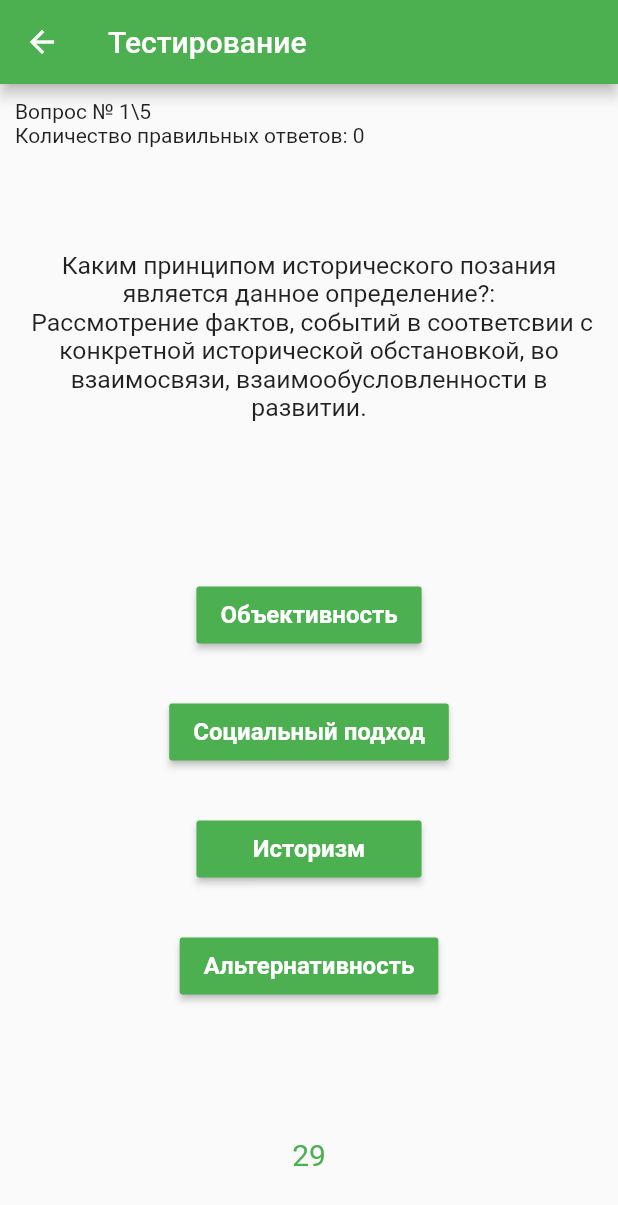
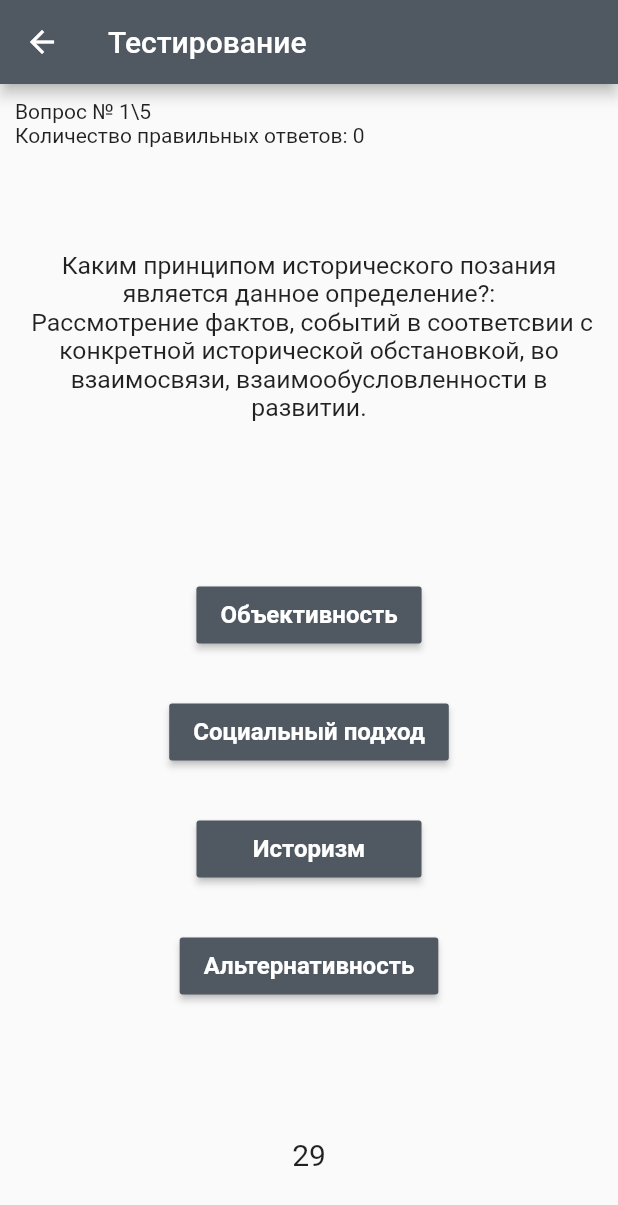
Before and after one commit to boorsoft/history-book, a Flutter app: the Quiz screen opened by its route, on a phone screen of 412 x 824 dp. Shown: the top 1205 px of the screen. Run offline on Flutter 3.47's test engine with Material 2 defaults, Android fonts, the phone set to English and light mode, and no system bars; our stand-ins replace flutter_html; Roboto replaces fonts that are missing (Blogger, San Francisco).

Commit message:
new colors

```diff
--- a/lib/app.dart
+++ b/lib/app.dart
@@ -37,7 +37,7 @@ class App extends StatelessWidget {
       debugShowCheckedModeBanner: false,
       home: SplashScreen(),
       theme: ThemeData(
-        primaryColor: Colors.green,
+        primaryColor: Color.fromRGBO(80, 88, 97, 1),
         // primaryTextTheme: TextTheme(
         //   title: TextStyle(
         //     color: Colors.grey,
--- a/lib/pages/persons/persons-button.dart
+++ b/lib/pages/persons/persons-button.dart
@@ -57,7 +57,7 @@ class PersonsButton extends StatelessWidget {
                     bottomLeft: Radius.circular(30.0),
                     bottomRight: Radius.circular(30.0),
                   ),
-              color: Colors.green,
+              color: Color.fromRGBO(80, 88, 97, 1),
               boxShadow: [
                   BoxShadow(
                   color: Colors.black87.withOpacity(0.6),
--- a/lib/pages/quiz/quiz.dart
+++ b/lib/pages/quiz/quiz.dart
@@ -18,7 +18,7 @@ class Quiz extends StatefulWidget {
 class _QuizState extends State<Quiz> {
   List quizdata;
 
-  Color displayColor = Colors.green;
+  Color displayColor = Color.fromRGBO(80, 88, 97, 1);
   Color correct = Colors.lightBlue;
   Color wrong = Colors.red;
 
@@ -27,16 +27,16 @@ class _QuizState extends State<Quiz> {
   Timer timer;
   int startTime = 30;
   String showtimer = "30";
-  var timerColor = Colors.green;
+  var timerColor = Color.fromRGBO(80, 88, 97, 1);
 
   bool _enabled = true;
   bool canceltimer = false;
 
   Map<String, Color> buttonColor = {
-    "a": Colors.green,
-    "b": Colors.green,
-    "c": Colors.green,
-    "d": Colors.green,
+    "a": Color.fromRGBO(80, 88, 97, 1),
+    "b": Color.fromRGBO(80, 88, 97, 1),
+    "c": Color.fromRGBO(80, 88, 97, 1),
+    "d": Color.fromRGBO(80, 88, 97, 1),
   };
 
   _QuizState() {
@@ -62,7 +62,7 @@ class _QuizState extends State<Quiz> {
     (Timer t) {
       setState(
       () {
-        timerColor = Colors.green;
+        timerColor = Colors.black87;
         if (startTime < 1) {
           t.cancel();
           nextQuestion();
@@ -96,10 +96,10 @@ class _QuizState extends State<Quiz> {
           builder: (context) => Results())
         );
       }
-      buttonColor["a"] = Colors.green;
-      buttonColor["b"] = Colors.green;
-      buttonColor["c"] = Colors.green;
-      buttonColor["d"] = Colors.green;
+      buttonColor["a"] = Color.fromRGBO(80, 88, 97, 1);
+      buttonColor["b"] = Color.fromRGBO(80, 88, 97, 1);
+      buttonColor["c"] = Color.fromRGBO(80, 88, 97, 1);
+      buttonColor["d"] = Color.fromRGBO(80, 88, 97, 1);
       _enabled = true;
       });
       startTimer();
@@ -149,7 +149,7 @@ class _QuizState extends State<Quiz> {
       ),
       color: buttonColor[option],
       splashColor: Colors.lightGreen,
-      highlightColor: Colors.green[700],
+      highlightColor: Color.fromRGBO(124, 134, 145, 1),
       minWidth: 150.0,
       height: 38.0,
     ),
```
Also changed, not shown: lib/pages/paragraphs/paragraph-button.dart (+4 -4 lines).
